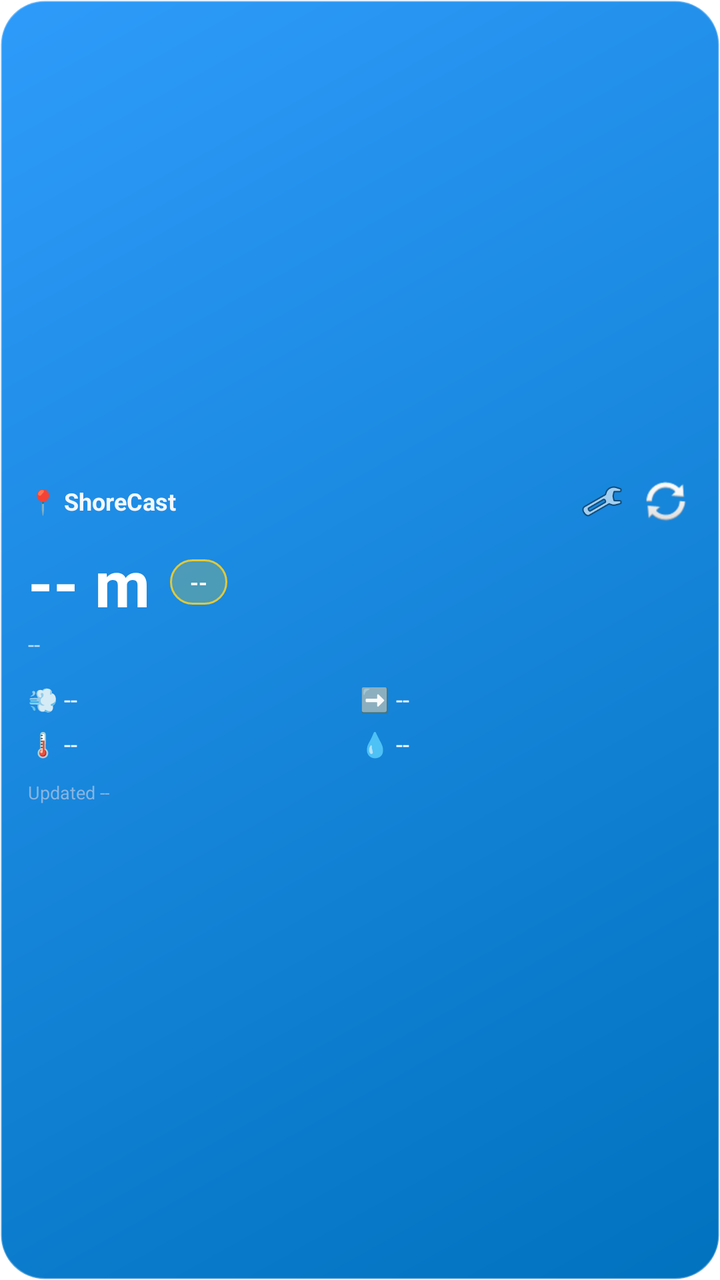
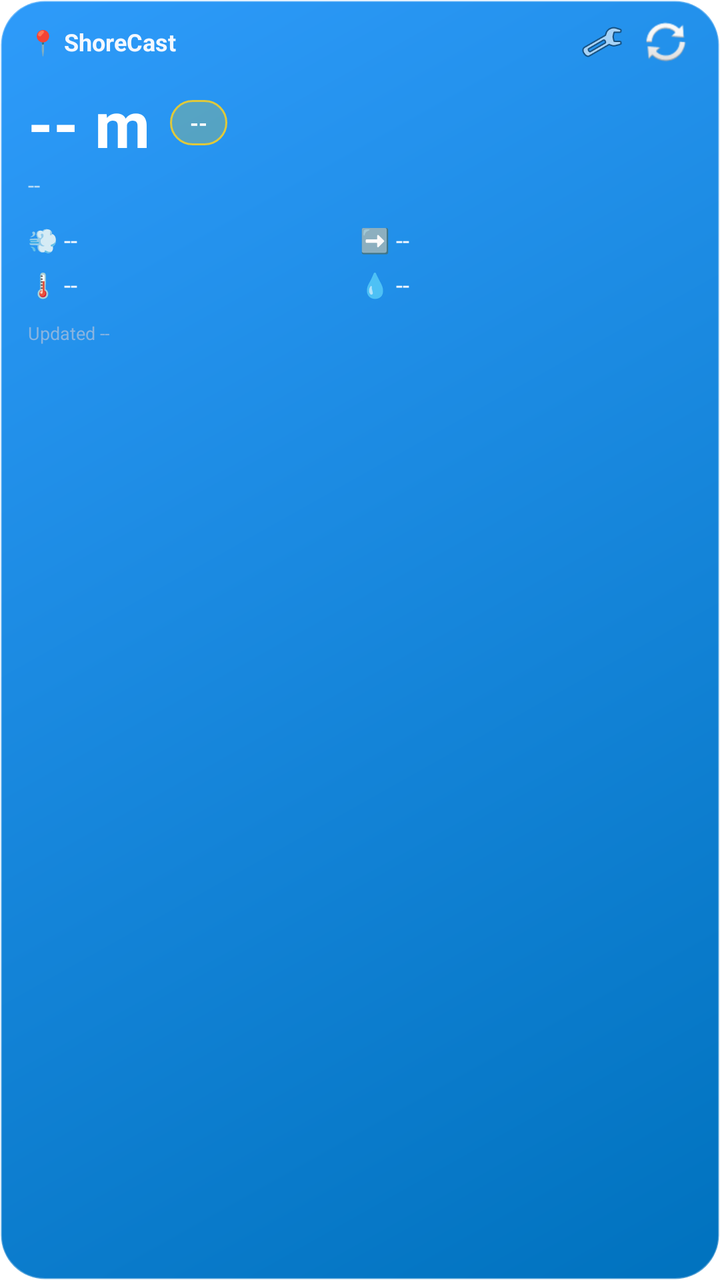

The first picture is an Android layout as it rendered before a commit; the second is the same layout after the commit. The layout source and the unified diff follow.
<!-- AndroidManifest.xml: fallback theme Theme.MaterialComponents.DayNight.NoActionBar -->
<!-- res/layout/sea_condition_widget.xml -->
<?xml version="1.0" encoding="utf-8"?>
<LinearLayout xmlns:android="http://schemas.android.com/apk/res/android"
    android:id="@+id/widget_root"
    android:layout_width="match_parent"
    android:layout_height="match_parent"
    android:orientation="vertical"
    android:gravity="center_vertical"
    android:padding="14dp"
    android:background="@drawable/widget_background">

    
    <LinearLayout
        android:layout_width="match_parent"
        android:layout_height="wrap_content"
        android:orientation="horizontal"
        android:gravity="center_vertical">

        <TextView
            android:id="@+id/widget_location"
            android:layout_width="0dp"
            android:layout_height="wrap_content"
            android:layout_weight="1"
            android:textColor="#F3F8FF"
            android:textSize="12sp"
            android:textStyle="bold"
            android:maxLines="1"
            android:ellipsize="end"
            android:text="📍 ShoreCast" />

        <ImageButton
            android:id="@+id/widget_settings_button"
            android:layout_width="22dp"
            android:layout_height="22dp"
            android:layout_marginEnd="8dp"
            android:background="@android:color/transparent"
            android:scaleType="fitCenter"
            android:contentDescription="Choose headline metric"
            android:src="@android:drawable/ic_menu_preferences" />

        <ImageButton
            android:id="@+id/widget_refresh_button"
            android:layout_width="26dp"
            android:layout_height="26dp"
            android:background="@android:color/transparent"
            android:scaleType="fitCenter"
            android:contentDescription="Refresh"
            android:src="@android:drawable/ic_popup_sync" />
    </LinearLayout>

    
    <LinearLayout
        android:layout_width="match_parent"
        android:layout_height="wrap_content"
        android:layout_marginTop="6dp"
        android:orientation="horizontal"
        android:gravity="center_vertical">

        <TextView
            android:id="@+id/widget_headline_value"
            android:layout_width="wrap_content"
            android:layout_height="wrap_content"
            android:textColor="#FFFFFF"
            android:textSize="32sp"
            android:textStyle="bold"
            android:text="-- m" />

        <LinearLayout
            android:id="@+id/widget_rating_pill"
            android:layout_width="wrap_content"
            android:layout_height="wrap_content"
            android:layout_marginStart="10dp"
            android:paddingLeft="10dp"
            android:paddingRight="10dp"
            android:paddingTop="4dp"
            android:paddingBottom="4dp"
            android:background="@drawable/widget_pill_fair">

            <TextView
                android:id="@+id/widget_rating"
                android:layout_width="wrap_content"
                android:layout_height="wrap_content"
                android:textColor="#FFFFFF"
                android:textSize="11sp"
                android:textStyle="bold"
                android:text="--" />
        </LinearLayout>
    </LinearLayout>

    <TextView
        android:id="@+id/widget_headline_subtitle"
        android:layout_width="match_parent"
        android:layout_height="wrap_content"
        android:layout_marginTop="2dp"
        android:textColor="#B9DCF7"
        android:textSize="11sp"
        android:maxLines="1"
        android:ellipsize="end"
        android:text="--" />

    
    <LinearLayout
        android:layout_width="match_parent"
        android:layout_height="wrap_content"
        android:layout_marginTop="12dp"
        android:orientation="horizontal">

        <TextView
            android:id="@+id/widget_slot_1"
            android:layout_width="0dp"
            android:layout_height="wrap_content"
            android:layout_weight="1"
            android:textColor="#F3F8FF"
            android:textSize="12sp"
            android:text="💨 --" />

        <TextView
            android:id="@+id/widget_slot_2"
            android:layout_width="0dp"
            android:layout_height="wrap_content"
            android:layout_weight="1"
            android:textColor="#F3F8FF"
            android:textSize="12sp"
            android:text="➡️ --" />
    </LinearLayout>

    <LinearLayout
        android:layout_width="match_parent"
        android:layout_height="wrap_content"
        android:layout_marginTop="6dp"
        android:orientation="horizontal">

        <TextView
            android:id="@+id/widget_slot_3"
            android:layout_width="0dp"
            android:layout_height="wrap_content"
            android:layout_weight="1"
            android:textColor="#F3F8FF"
            android:textSize="12sp"
            android:text="🌡️ --" />

        <TextView
            android:id="@+id/widget_slot_4"
            android:layout_width="0dp"
            android:layout_height="wrap_content"
            android:layout_weight="1"
            android:textColor="#F3F8FF"
            android:textSize="12sp"
            android:text="💧 --" />
    </LinearLayout>

    <TextView
        android:id="@+id/widget_updated"
        android:layout_width="match_parent"
        android:layout_height="wrap_content"
        android:layout_marginTop="10dp"
        android:textColor="#89B4E0"
        android:textSize="9sp"
        android:text="Updated --" />

</LinearLayout>
<!-- resources referenced by this layout -->
<resources>
  <!-- drawable widget_background (drawable) -->
  <?xml version="1.0" encoding="utf-8"?>
  <shape xmlns:android="http://schemas.android.com/apk/res/android" android:shape="rectangle">
      <corners android:radius="22dp" />
      <gradient
          android:type="linear"
          android:angle="315"
          android:startColor="#2E9BFA"
          android:endColor="#0072BE" />
      <stroke android:width="1dp" android:color="#4DFFFFFF" />
  </shape>
  <!-- drawable widget_pill_fair (drawable) -->
  <?xml version="1.0" encoding="utf-8"?>
  <shape xmlns:android="http://schemas.android.com/apk/res/android" android:shape="rectangle">
      <corners android:radius="20dp" />
      <solid android:color="#40E0C93A" />
      <stroke android:width="1dp" android:color="#E0C93A" />
  </shape>
</resources>

<!-- the commit's change to res/layout/sea_condition_widget.xml (unified diff, before → after) -->
@@ -2,10 +2,13 @@
 <LinearLayout xmlns:android="http://schemas.android.com/apk/res/android"
     android:id="@+id/widget_root"
     android:layout_width="match_parent"
-    android:layout_height="match_parent"
+    android:layout_height="wrap_content"
     android:orientation="vertical"
-    android:gravity="center_vertical"
-    android:padding="14dp"
+    android:gravity="top"
+    android:paddingTop="8dp"
+    android:paddingBottom="4dp"
+    android:paddingLeft="14dp"
+    android:paddingRight="14dp"
     android:background="@drawable/widget_background">
 
     
